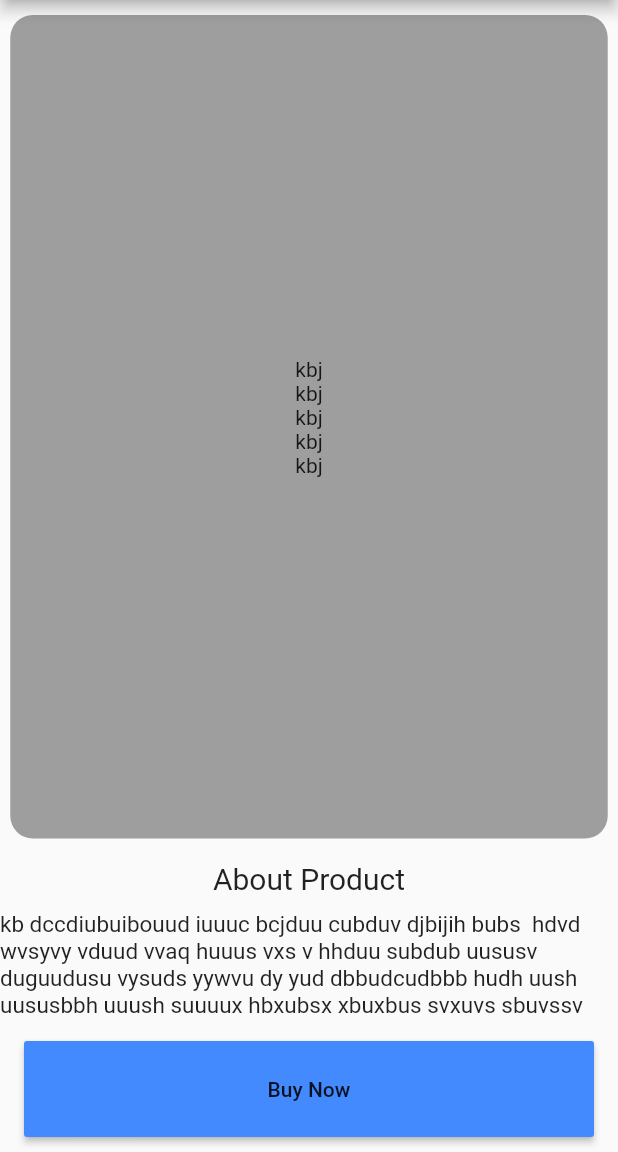
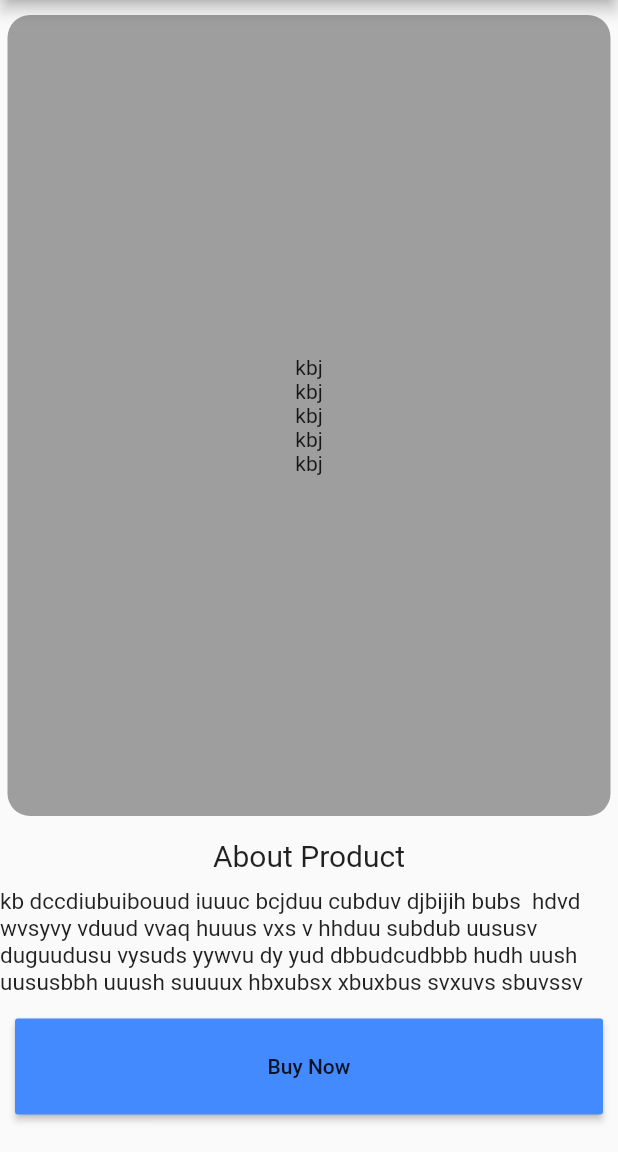
Before and after one commit to adigunjohn/responsiveness-test, a Flutter app: the TestScreenSec screen opened directly, on a phone screen of 412 x 824 dp, the part 84-1236 px from its top. Run offline on Flutter 3.47's test engine with Material 2 defaults, Android fonts, the phone set to English and light mode, and no system bars.

Commit message:
initial commit

```diff
--- a/lib/test_screen.dart
+++ b/lib/test_screen.dart
@@ -11,7 +11,8 @@ class TestScreen extends StatelessWidget {
         child: Column(
           children: [
             SizedBox(height: 10.0,),
-            Container(
+            Expanded(
+              child: Container(
                 height: 550,
                 width: 400,
                 child: Column(
@@ -27,6 +28,7 @@ class TestScreen extends StatelessWidget {
                 decoration: BoxDecoration(
                   borderRadius: BorderRadius.circular(15.0),
                   color: Colors.grey
+                ),
               ),
             ),
             SizedBox(height: 15.0,),
--- a/lib/test_screen2.dart
+++ b/lib/test_screen2.dart
@@ -15,19 +15,19 @@ class TestScreenSec extends StatelessWidget {
                   child: Padding(
                     padding: const EdgeInsets.only(top: 10.0),
                     child: Container(
+                      width: MediaQuery.of(context).size.width - 10,
                       // height: 550,
                       // width: 400,
-                      child: Padding(
-                        padding: const EdgeInsets.symmetric(horizontal: 190,vertical: 228),
                       child: Column(
+                        mainAxisAlignment: MainAxisAlignment.center,
                         children: [
+                          //padding: const EdgeInsets.symmetric(horizontal: 190,vertical: 228),
                           Text('kbj'),
                           Text('kbj'),
                           Text('kbj'),
                           Text('kbj'),
                           Text('kbj'),
                         ],
-                        ),
                       ),
                       decoration: BoxDecoration(
                           borderRadius: BorderRadius.circular(15.0),
@@ -57,10 +57,10 @@ class TestScreenSec extends StatelessWidget {
                       child: Text('Buy Now'),),
                     // height: 75.0,
                     // minWidth: 400,
-                  minWidth: MediaQuery.of(context).size.width - 32,
+                  minWidth: MediaQuery.of(context).size.width - 20,
                     color: Colors.blueAccent,
                   ),
-                SizedBox(height: 10.0,),
+                SizedBox(height: 25.0,),
               ],
             )
         )
```
Lines whose indentation alone changed are shown as unchanged.
